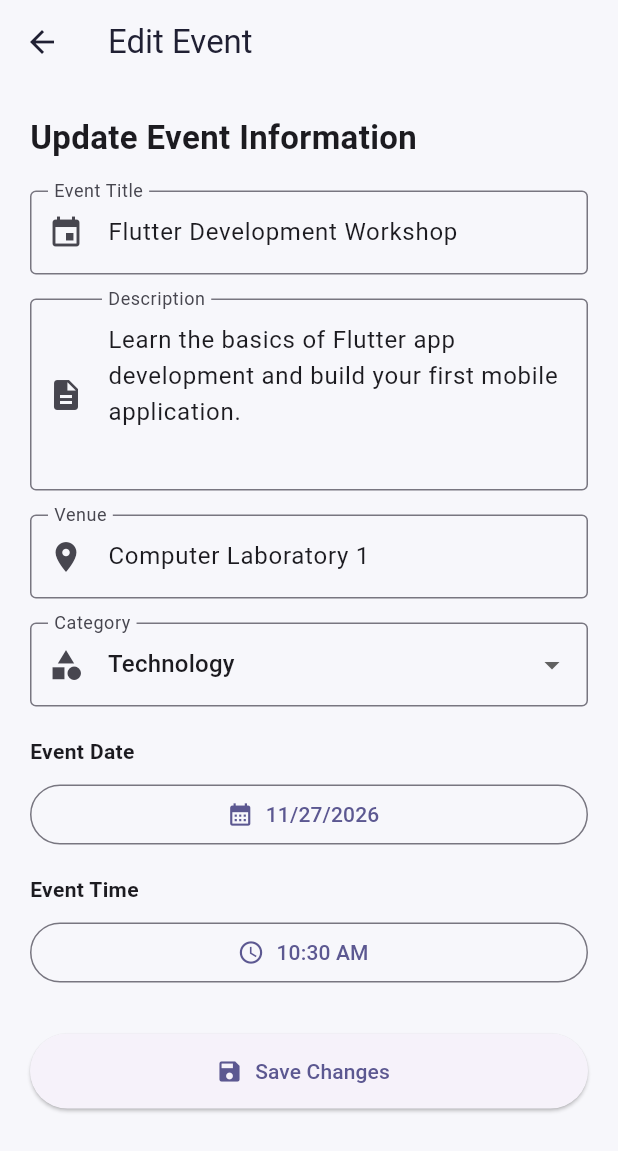
After one commit to DannielBriz/CSIT284-Capstone_Briz, a Flutter app: the EditEventScreen screen opened directly with sample values from the repository, on a phone screen of 412 x 824 dp. The commit adds this screen. Shown: the top 1151 px of the screen. Run offline on Flutter 3.47's test engine with Material 3 defaults, Android fonts, the phone set to English and light mode, and no system bars; our stand-ins replace cloud_firestore, firebase_core; accounts and stored records are empty.

Commit message:
Implement event editing and refreshing details

```diff
--- /dev/null
+++ b/capstone_briz/lib/screens/edit_event_screen.dart
@@ -0,0 +1,327 @@
+
+import 'package:flutter/material.dart';
+
+import '../models/event.dart';
+import '../services/event_service.dart';
+
+class EditEventScreen extends StatefulWidget {
+  final Event event;
+
+  const EditEventScreen({
+    super.key,
+    required this.event,
+  });
+
+  @override
+  State<EditEventScreen> createState() => _EditEventScreenState();
+}
+
+class _EditEventScreenState extends State<EditEventScreen> {
+  final _formKey = GlobalKey<FormState>();
+  final EventService _eventService = EventService();
+
+  late TextEditingController _titleController;
+  late TextEditingController _descriptionController;
+  late TextEditingController _venueController;
+
+  late String _selectedCategory;
+  late DateTime _selectedDate;
+  late TimeOfDay _selectedTime;
+
+  bool _isSaving = false;
+
+  final List<String> _categories = [
+    'Technology',
+    'Sports',
+    'Leadership',
+    'Career',
+    'Academic',
+    'Community',
+    'Competition',
+    'Wellness',
+    'Other',
+  ];
+
+  @override
+  void initState() {
+    super.initState();
+
+    _titleController = TextEditingController(
+      text: widget.event.title,
+    );
+
+    _descriptionController = TextEditingController(
+      text: widget.event.description,
+    );
+
+    _venueController = TextEditingController(
+      text: widget.event.venue,
+    );
+
+    _selectedCategory = widget.event.category;
+
+    _selectedDate = widget.event.dateTime;
+
+    _selectedTime = TimeOfDay(
+      hour: widget.event.dateTime.hour,
+      minute: widget.event.dateTime.minute,
+    );
+
+    if (!_categories.contains(_selectedCategory)) {
+      _categories.add(_selectedCategory);
+    }
+  }
+
+  Future<void> _pickDate() async {
+    final pickedDate = await showDatePicker(
+      context: context,
+      initialDate: _selectedDate,
+      firstDate: DateTime(2000),
+      lastDate: DateTime(2100),
+    );
+
+    if (pickedDate != null) {
+      setState(() {
+        _selectedDate = pickedDate;
+      });
+    }
+  }
+
+  Future<void> _pickTime() async {
+    final pickedTime = await showTimePicker(
+      context: context,
+      initialTime: _selectedTime,
+    );
+
+    if (pickedTime != null) {
+      setState(() {
+        _selectedTime = pickedTime;
+      });
+    }
+  }
+
+  Future<void> _updateEvent() async {
+    if (!_formKey.currentState!.validate()) {
+      return;
+    }
+
+    final updatedDateTime = DateTime(
+      _selectedDate.year,
+      _selectedDate.month,
+      _selectedDate.day,
+      _selectedTime.hour,
+      _selectedTime.minute,
+    );
+
+    setState(() {
+      _isSaving = true;
+    });
+
+    try {
+      final updatedEvent = Event(
+        id: widget.event.id,
+        title: _titleController.text.trim(),
+        description: _descriptionController.text.trim(),
+        dateTime: updatedDateTime,
+        venue: _venueController.text.trim(),
+        category: _selectedCategory,
+        attendeeCount: widget.event.attendeeCount,
+      );
+
+      await _eventService.updateEvent(updatedEvent);
+
+      if (!mounted) return;
+
+      ScaffoldMessenger.of(context).showSnackBar(
+        const SnackBar(
+          content: Text('Event updated successfully!'),
+        ),
+      );
+
+      Navigator.of(context).pop(true);
+    } catch (error) {
+      if (!mounted) return;
+
+      ScaffoldMessenger.of(context).showSnackBar(
+        SnackBar(
+          content: Text('Failed to update event: $error'),
+        ),
+      );
+    } finally {
+      if (mounted) {
+        setState(() {
+          _isSaving = false;
+        });
+      }
+    }
+  }
+
+  @override
+  void dispose() {
+    _titleController.dispose();
+    _descriptionController.dispose();
+    _venueController.dispose();
+    super.dispose();
+  }
+
+  @override
+  Widget build(BuildContext context) {
+    return Scaffold(
+      appBar: AppBar(
+        title: const Text('Edit Event'),
+      ),
+      body: SingleChildScrollView(
+        padding: const EdgeInsets.all(20),
+        child: Form(
+          key: _formKey,
+          child: Column(
+            crossAxisAlignment: CrossAxisAlignment.start,
+            children: [
+              const Text(
+                'Update Event Information',
+                style: TextStyle(
+                  fontSize: 22,
+                  fontWeight: FontWeight.bold,
+                ),
+              ),
+              const SizedBox(height: 20),
+
+              TextFormField(
+                controller: _titleController,
+                decoration: const InputDecoration(
+                  labelText: 'Event Title',
+                  border: OutlineInputBorder(),
+                  prefixIcon: Icon(Icons.event),
+                ),
+                validator: (value) {
+                  if (value == null || value.trim().isEmpty) {
+                    return 'Please enter an event title.';
+                  }
+                  return null;
+                },
+              ),
+
+              const SizedBox(height: 16),
+
+              TextFormField(
+                controller: _descriptionController,
+                maxLines: 4,
+                decoration: const InputDecoration(
+                  labelText: 'Description',
+                  border: OutlineInputBorder(),
+                  prefixIcon: Icon(Icons.description),
+                  alignLabelWithHint: true,
+                ),
+                validator: (value) {
+                  if (value == null || value.trim().isEmpty) {
+                    return 'Please enter an event description.';
+                  }
+                  return null;
+                },
+              ),
+
+              const SizedBox(height: 16),
+
+              TextFormField(
+                controller: _venueController,
+                decoration: const InputDecoration(
+                  labelText: 'Venue',
+                  border: OutlineInputBorder(),
+                  prefixIcon: Icon(Icons.location_on),
+                ),
+                validator: (value) {
+                  if (value == null || value.trim().isEmpty) {
+                    return 'Please enter the event venue.';
+                  }
+                  return null;
+                },
+              ),
+
+              const SizedBox(height: 16),
+
+              DropdownButtonFormField<String>(
+                value: _selectedCategory,
+                decoration: const InputDecoration(
+                  labelText: 'Category',
+                  border: OutlineInputBorder(),
+                  prefixIcon: Icon(Icons.category),
+                ),
+                items: _categories.map((category) {
+                  return DropdownMenuItem(
+                    value: category,
+                    child: Text(category),
+                  );
+                }).toList(),
+                onChanged: (value) {
+                  if (value != null) {
+                    setState(() {
+                      _selectedCategory = value;
+                    });
+                  }
+                },
+              ),
+
+              const SizedBox(height: 20),
+
+              const Text(
+                'Event Date',
+                style: TextStyle(fontWeight: FontWeight.bold),
+              ),
+              const SizedBox(height: 8),
+
+              SizedBox(
+                width: double.infinity,
+                child: OutlinedButton.icon(
+                  onPressed: _pickDate,
+                  icon: const Icon(Icons.calendar_month),
+                  label: Text(
+                    '${_selectedDate.month}/${_selectedDate.day}/${_selectedDate.year}',
+                  ),
+                ),
+              ),
+
+              const SizedBox(height: 16),
+
+              const Text(
+                'Event Time',
+                style: TextStyle(fontWeight: FontWeight.bold),
+              ),
+              const SizedBox(height: 8),
+
+              SizedBox(
+                width: double.infinity,
+                child: OutlinedButton.icon(
+                  onPressed: _pickTime,
+                  icon: const Icon(Icons.access_time),
+                  label: Text(_selectedTime.format(context)),
+                ),
+              ),
+
+              const SizedBox(height: 30),
+
+              SizedBox(
+                width: double.infinity,
+                height: 50,
+                child: ElevatedButton.icon(
+                  onPressed: _isSaving ? null : _updateEvent,
+                  icon: _isSaving
+                      ? const SizedBox(
+                          width: 20,
+                          height: 20,
+                          child: CircularProgressIndicator(
+                            strokeWidth: 2,
+                          ),
+                        )
+                      : const Icon(Icons.save),
+                  label: Text(
+                    _isSaving ? 'Updating Event...' : 'Save Changes',
+                  ),
+                ),
+              ),
+            ],
+          ),
+        ),
+      ),
+    );
+  }
+}
--- a/capstone_briz/lib/screens/event_details_screen.dart
+++ b/capstone_briz/lib/screens/event_details_screen.dart
@@ -1,5 +1,9 @@
+
 import 'package:flutter/material.dart';
+import 'package:cloud_firestore/cloud_firestore.dart';
+
 import '../models/event.dart';
+import 'edit_event_screen.dart';
 
 class EventDetailsScreen extends StatefulWidget {
   final Event event;
@@ -19,11 +23,13 @@ class EventDetailsScreen extends StatefulWidget {
 
 class _EventDetailsScreenState extends State<EventDetailsScreen> {
   late bool _isRegistered;
+  late Event _event;
 
   @override
   void initState() {
     super.initState();
     _isRegistered = widget.isRegistered;
+    _event = widget.event;
   }
 
   String _formatDate(DateTime date) {
@@ -48,7 +54,7 @@ class _EventDetailsScreenState extends State<EventDetailsScreen> {
   }
 
   IconData _getCategoryIcon() {
-    switch (widget.event.category.toLowerCase()) {
+    switch (_event.category.toLowerCase()) {
       case 'technology':
         return Icons.computer;
       case 'sports':
@@ -80,9 +86,59 @@ class _EventDetailsScreenState extends State<EventDetailsScreen> {
     );
   }
 
+  Future<void> _editEvent() async {
+    final result = await Navigator.of(context).push<bool>(
+      MaterialPageRoute(
+        builder: (context) => EditEventScreen(event: _event),
+      ),
+    );
+
+    if (result == true && mounted) {
+      // Fetch the updated event from Firestore.
+      try {
+        final document = await FirebaseFirestore.instance
+            .collection('events')
+            .doc(_event.id)
+            .get();
+
+        if (document.exists && document.data() != null) {
+          final data = document.data()!;
+
+          setState(() {
+            _event = Event(
+              id: document.id,
+              title: data['title'] ?? '',
+              description: data['description'] ?? '',
+              dateTime: (data['dateTime'] as Timestamp).toDate(),
+              venue: data['venue'] ?? '',
+              category: data['category'] ?? '',
+              attendeeCount: data['attendeeCount'] ?? 0,
+            );
+          });
+        }
+
+        if (!mounted) return;
+
+        ScaffoldMessenger.of(context).showSnackBar(
+          const SnackBar(
+            content: Text('Event details refreshed successfully!'),
+          ),
+        );
+      } catch (error) {
+        if (!mounted) return;
+
+        ScaffoldMessenger.of(context).showSnackBar(
+          SnackBar(
+            content: Text('Event saved, but refresh failed: $error'),
+          ),
+        );
+      }
+    }
+  }
+
   @override
   Widget build(BuildContext context) {
-    final event = widget.event;
+    final event = _event;
     final theme = Theme.of(context);
     final attendeeCount =
         event.attendeeCount + (_isRegistered ? 1 : 0);
@@ -90,6 +146,13 @@ class _EventDetailsScreenState extends State<EventDetailsScreen> {
     return Scaffold(
       appBar: AppBar(
         title: const Text('Event Details'),
+        actions: [
+          IconButton(
+            onPressed: _editEvent,
+            icon: const Icon(Icons.edit),
+            tooltip: 'Edit Event',
+          ),
+        ],
       ),
       body: SingleChildScrollView(
         padding: const EdgeInsets.all(20),
```
